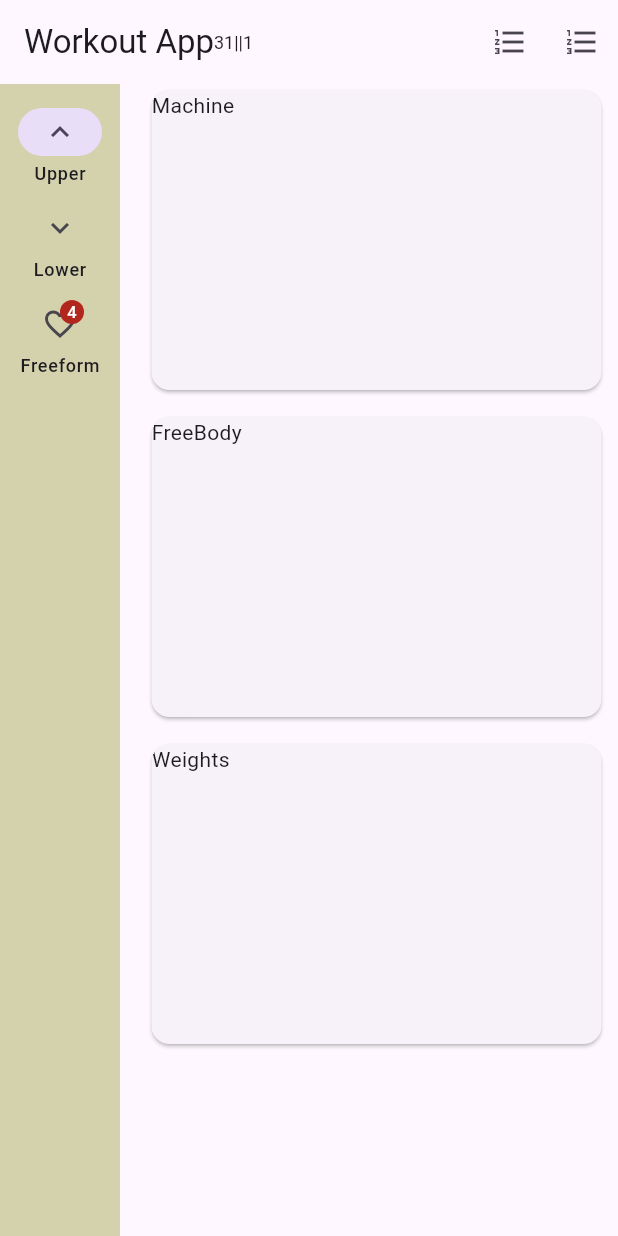
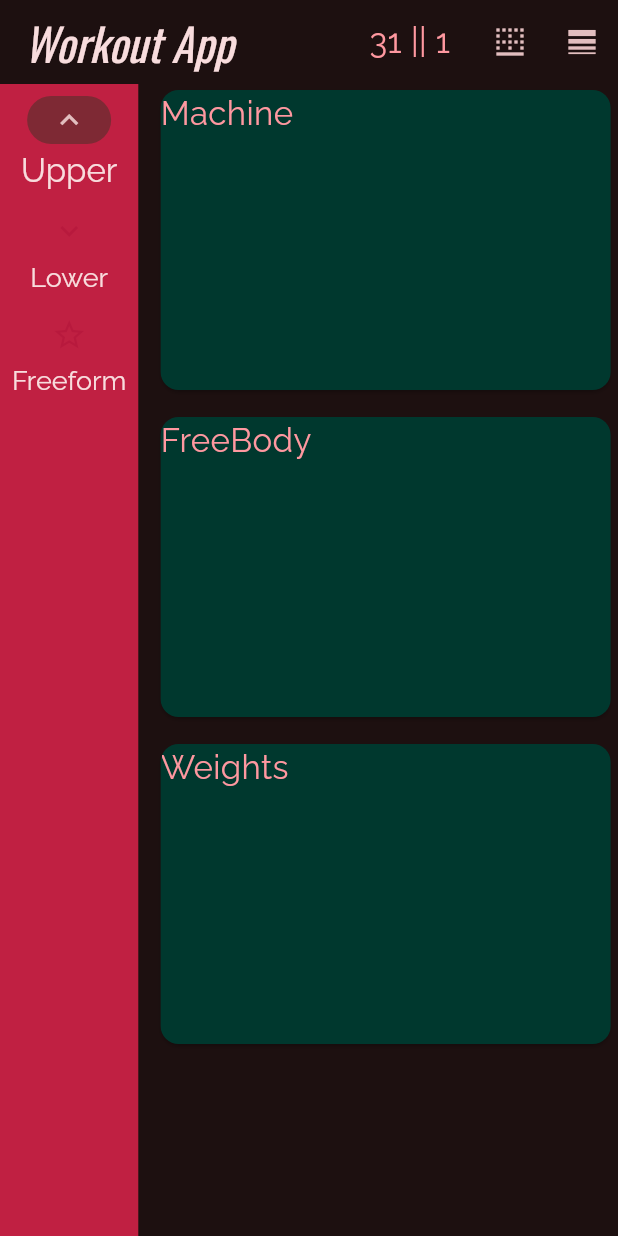
Before and after one commit to mudbharimht/fitness_log, a Flutter app: the screen it shows after launch, on a phone screen of 412 x 824 dp. Run offline on Flutter 3.47's test engine with Material 3 defaults, Android fonts, the phone set to English and light mode, and no system bars; our stand-ins replace google_fonts, shared_preferences.

Commit message:
Learning theme and gitpushing without guide. Yea i Know, I was supposed to know all this LONG LONG ago, hey i get distracted easily ok. Played yes or No with chatgpt to figure some stuff out. DIDNT GET HELP so i dont count that as using AI, all flutter documentation and hit and trial. All that being said, the theme still looks baddd, i said i implemented it not fixed it or actually considered it. i have set it up and i learned about it. i can change and set correct colors when i feel like it. for now, im sleeping. See ya

```diff
--- a/lib/Widget/WorkoutPage.dart
+++ b/lib/Widget/WorkoutPage.dart
@@ -48,7 +48,6 @@ Widget iconSelection() {
         return Icon(Icons.fitness_center);
       default:
         return Icon(Icons.sports_gymnastics);
-
     }
   }
 
@@ -60,10 +59,11 @@ Widget iconSelection() {
       appBar: AppBar(
         title: const Text('Exercise Page'),
         leading: IconButton(
-            icon: Row(
-              children: [ iconSelection()]),
+          icon: Row(children: [iconSelection()]),
           tooltip: 'WorkoutType',
-            onPressed: () => Navigator.pop(context))),
+          onPressed: () => Navigator.pop(context),
+        ),
+      ),
       body: Column(
         mainAxisAlignment: MainAxisAlignment.center,
         crossAxisAlignment: CrossAxisAlignment.center,
@@ -137,6 +137,7 @@ Widget iconSelection() {
           Text(warmUpTime.toString()),
         ],
       ),
+      backgroundColor: Theme.of(context).colorScheme.secondary,
     );
   }
 }
--- a/lib/Widget/homescreen.dart
+++ b/lib/Widget/homescreen.dart
@@ -40,18 +40,20 @@ class _NavBar extends State<NavBar> {
     return Scaffold(
       appBar: AppBar(
         title: Row(
+          mainAxisAlignment: MainAxisAlignment.spaceBetween,
           children: [
             Text('Workout App'),
+
             Text(
-              "${DateTime.now().day}||${DateTime.now().month}",
-              style: TextStyle(fontSize: 12),
+              "${DateTime.now().day} || ${DateTime.now().month}",
+              style: Theme.of(context).textTheme.bodyMedium,
             ),
           ],
         ),
         actions: <Widget>[
           IconButton(
-            icon: const Icon(Icons.format_list_numbered),
-            tooltip: 'Show Workout Logs',
+            icon: const Icon(Icons.border_bottom),
+            tooltip: 'SnackBar',
             onPressed: () {
               ScaffoldMessenger.of(context).showSnackBar(
                 const SnackBar(content: Text('This is a snacknnbar')),
@@ -59,7 +61,7 @@ class _NavBar extends State<NavBar> {
             },
           ),
           IconButton(
-            icon: const Icon(Icons.format_list_numbered),
+            icon: const Icon(Icons.line_weight),
             tooltip: 'Show Workout Logs',
             onPressed: () async {
               List<Workout> workouts = await loadData();
@@ -121,9 +123,6 @@ class _SideRail extends State<SideRail> {
   int _selection = 0;
 
   NavigationRailLabelType labelType = NavigationRailLabelType.all;
-  bool showLeading = false;
-  bool showTrailing = false;
-  double groupAlignment = -1.0;
 
   @override
   Widget build(BuildContext context) {
@@ -135,9 +134,7 @@ class _SideRail extends State<SideRail> {
           spacing: 10,
           children: <Widget>[
             NavigationRail(
-              backgroundColor: Color.fromARGB(200, 200, 200, 150),
               selectedIndex: _selectedIndex,
-              groupAlignment: groupAlignment,
               onDestinationSelected: (int index) {
                 setState(() {
                   _selectedIndex = index;
@@ -152,19 +149,6 @@ class _SideRail extends State<SideRail> {
                 });
               },
               labelType: labelType,
-              leading: showLeading
-                  ? FloatingActionButton(
-                      elevation: 0,
-                      onPressed: () {},
-                      child: const Icon(Icons.add),
-                    )
-                  : const SizedBox(),
-              trailing: showTrailing
-                  ? IconButton(
-                      onPressed: () {},
-                      icon: const Icon(Icons.more_horiz_rounded),
-                    )
-                  : const SizedBox(),
               destinations: <NavigationRailDestination>[
                 NavigationRailDestination(
                   icon: Badge(
@@ -178,7 +162,9 @@ class _SideRail extends State<SideRail> {
                 NavigationRailDestination(
                   icon: Badge(
                     isLabelVisible: (_selection == 1),
-                    child: Icon(Icons.keyboard_arrow_down),
+                    child: Icon(
+                      Icons.keyboard_arrow_down,
+                    ),
                   ),
                   selectedIcon: Icon(Icons.keyboard_arrow_down),
                   label: Text("Lower"),
@@ -186,20 +172,21 @@ class _SideRail extends State<SideRail> {
 
                 NavigationRailDestination(
                   icon: Badge(
-                    label: Text('4'),
-                    child: Icon(Icons.favorite_border),
+                    isLabelVisible: (_selection == 2),
+                    child: Icon(
+                      Icons.star_border,
+                    ),
                   ),
-                  selectedIcon: Badge(
-                    label: Text('4'),
-                    child: Icon(Icons.star),
-                  ),
+                  selectedIcon: Badge(child: Icon(Icons.star)),
                   label: Text("Freeform"),
                 ),
               ],
             ),
 
             Expanded(child: SelectionPage(selection: _selection)),
+
           ],
+
         ),
       ),
     );
--- a/lib/main.dart
+++ b/lib/main.dart
@@ -1,5 +1,7 @@
 import 'package:commuter/Widget/homescreen.dart';
 import 'package:flutter/material.dart';
+import 'package:google_fonts/google_fonts.dart';
+import '';
 
 void main() {
   runApp(const MainApp());
@@ -10,6 +12,53 @@ class MainApp extends StatelessWidget {
 
   @override
   Widget build(BuildContext context) {
-    return MaterialApp(title: "Fitlog V1.0", home: Homescreen());
+  ThemeData myTheme = ThemeData(
+        colorScheme: ColorScheme.fromSeed(
+          seedColor: Color.fromARGB(255, 192, 32, 66),
+          brightness: Brightness.dark,
+           dynamicSchemeVariant: DynamicSchemeVariant.fidelity,
+           contrastLevel: 0
+        ), textTheme: TextTheme(
+          displayLarge: const TextStyle(
+            fontSize: 72,
+            fontWeight: FontWeight.bold,
+          ),
+          titleLarge: GoogleFonts.oswald(
+            fontSize: 30,
+            fontStyle: FontStyle.italic,
+          ),
+          bodySmall: GoogleFonts.raleway(fontSize: 18),
+          bodyMedium: GoogleFonts.raleway(fontSize: 22),
+          labelSmall: GoogleFonts.oswald(fontSize: 10),
+          labelMedium: GoogleFonts.oswald(fontSize: 14),
+
+          displaySmall: GoogleFonts.pacifico(),
+        ),
+        );
+
+    return MaterialApp(
+      title: "Fitlog V1.0",
+      home: Homescreen(),
+      theme: myTheme.copyWith(
+        textTheme: myTheme.textTheme.copyWith(
+          bodyMedium: myTheme.textTheme.bodyMedium!.copyWith(
+            color:myTheme.colorScheme.onSecondaryContainer),
+          bodySmall: myTheme.textTheme.bodySmall!.copyWith(
+            color: myTheme.colorScheme.onPrimary)
+        ),
+        navigationRailTheme: NavigationRailThemeData(
+          backgroundColor:myTheme.colorScheme.primaryContainer,
+          selectedIconTheme: IconThemeData(
+            color: myTheme.colorScheme.onSurfaceVariant,
+          ),
+          unselectedIconTheme: IconThemeData(
+            color: myTheme.colorScheme.inversePrimary,
+          ),
+          unselectedLabelTextStyle: myTheme.textTheme.bodySmall,
+          selectedLabelTextStyle: myTheme.textTheme.bodyMedium
+        ),
+        cardTheme:CardThemeData(color: myTheme.colorScheme.onTertiary)
+      ),
+    );
   }
 }
--- a/pubspec.yaml
+++ b/pubspec.yaml
@@ -9,6 +9,7 @@ environment:
 dependencies:
   flutter:
     sdk: flutter
+  google_fonts: ^8.0.0
   shared_preferences: ^2.5.4
 
 dev_dependencies:
```
Also changed, not shown: pubspec.lock, 1 other file. Lines whose indentation alone changed are shown as unchanged.
